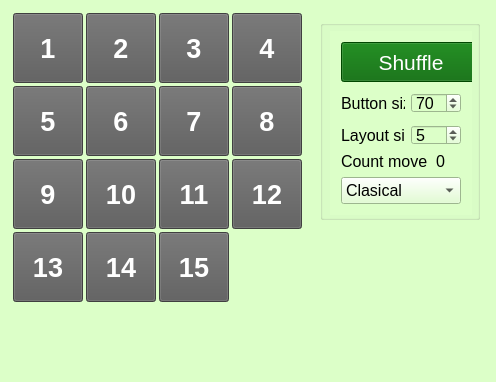
Qt form fifteen.ui (OlexandrKomisaryk/Fifteen_game) before a commit.
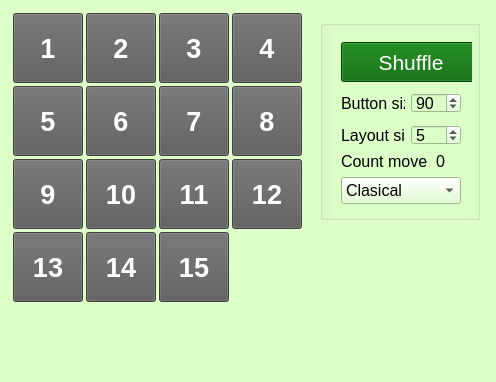
The same form after that commit.

The edit to the form file:
```diff
--- a/fifteen.ui
+++ b/fifteen.ui
@@ -696,7 +696,7 @@
            </font>
           </property>
           <property name="value">
-           <number>70</number>
+           <number>90</number>
           </property>
          </widget>
         </item>
```
Left out of the diff: 17 changed lines with no effect on the pictures.
